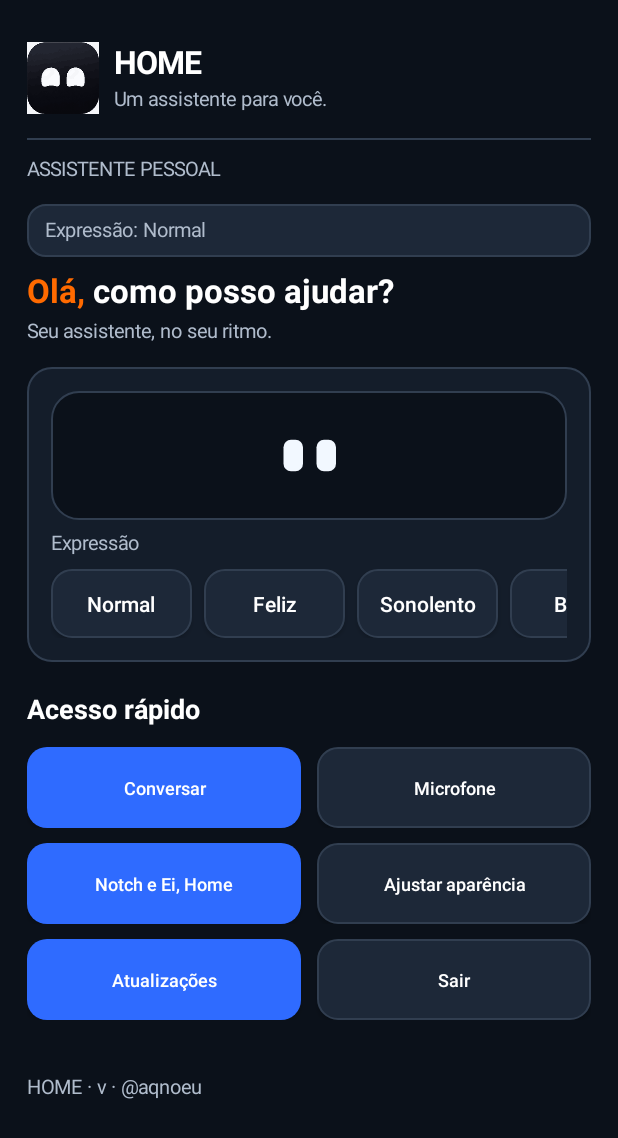
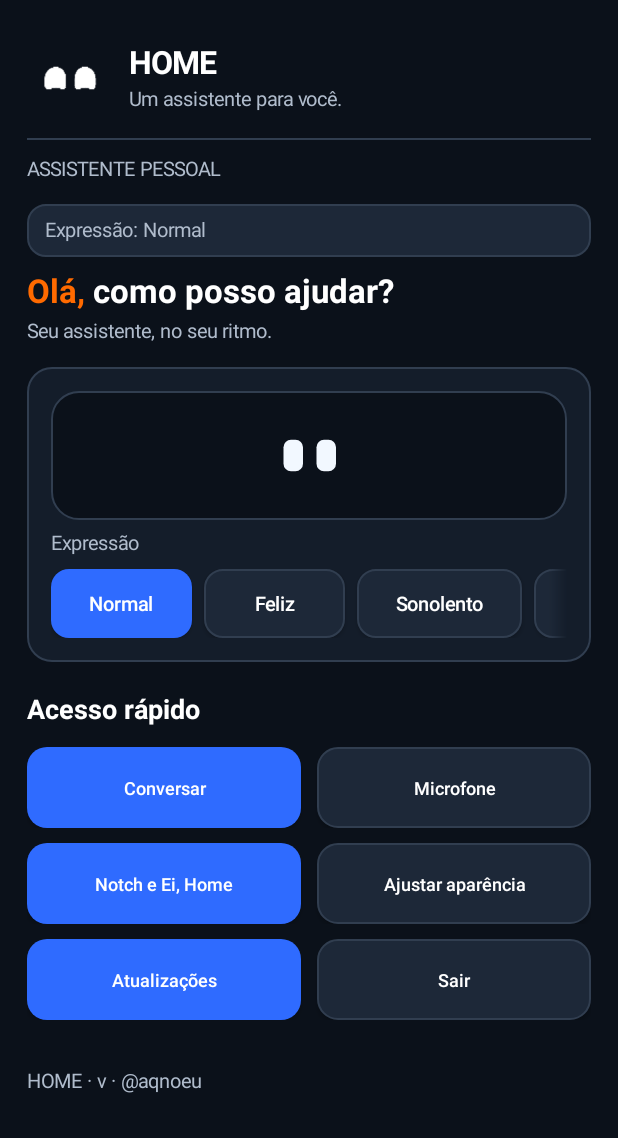
Before and after one commit to aqnoeu/home, an Android app: the screen it shows after launch (MainActivity), after a tap on "Normal", on a phone screen of 412 x 824 dp. Shown: the top 1138 px of the screen. Run offline under Robolectric (Android 15) with nearby library versions, the phone set to English and light mode, and no system bars.

Commit message:
fix(android): transparent official HOME eyes and polished responsive hub design

```diff
--- a/android/app/src/main/java/com/aqnoeu/home/MainActivity.java
+++ b/android/app/src/main/java/com/aqnoeu/home/MainActivity.java
@@ -242,10 +242,12 @@ public final class MainActivity extends Activity {
         brand.setGravity(Gravity.CENTER_VERTICAL);
         // Static official app icon; animated eyes belong only to the notch and expression card.
         ImageView brandIcon=new ImageView(this);
-        brandIcon.setImageResource(R.drawable.home_icon_approved);
+        brandIcon.setImageResource(R.drawable.home_header_eyes);
         brandIcon.setScaleType(ImageView.ScaleType.FIT_CENTER);
+        brandIcon.setBackground(null);
+        brandIcon.setAdjustViewBounds(true);
         brandIcon.setContentDescription("Logomarca oficial HOME");
-        LinearLayout.LayoutParams iconSize=new LinearLayout.LayoutParams(dp(48),dp(48));
+        LinearLayout.LayoutParams iconSize=new LinearLayout.LayoutParams(dp(58),dp(48));
         iconSize.rightMargin=dp(10);
         brand.addView(brandIcon,iconSize);
         LinearLayout brandCopy=column();
@@ -306,6 +308,8 @@ public final class MainActivity extends Activity {
         add(face,note("Expressão"),0,9);
         HorizontalScrollView hscroll=new HorizontalScrollView(this);
         hscroll.setHorizontalScrollBarEnabled(false);
+        hscroll.setHorizontalFadingEdgeEnabled(true);
+        hscroll.setFadingEdgeLength(dp(12));
         LinearLayout moods=new LinearLayout(this);moods.setOrientation(LinearLayout.HORIZONTAL);
         String[] labels={"Normal","Feliz","Sonolento","Bravo"};
         for(int i=0;i<labels.length;i++){
@@ -313,11 +317,17 @@ public final class MainActivity extends Activity {
             Button mood=button(labels[i],false,()->{
                 prefs.edit().putInt("mood",index).apply();
                 eyes.setMood(index);
+                for(int j=0;j<moods.getChildCount();j++)
+                    moods.getChildAt(j).setBackground(bg(j==index?BLUE:RAISED,12));
                 if(Settings.canDrawOverlays(this))refreshNotch();
                 showStatus("Expressão: "+labels[index]);
                 status.setVisibility(View.VISIBLE);
             });
-            LinearLayout.LayoutParams p=new LinearLayout.LayoutParams(dp(94),dp(46));
+            mood.setSingleLine(true);
+            mood.setTextSize(13);
+            mood.setPadding(dp(12),0,dp(12),0);
+            mood.setBackground(bg(index==prefs.getInt("mood",0)?BLUE:RAISED,12));
+            LinearLayout.LayoutParams p=new LinearLayout.LayoutParams(dp(labels[i].equals("Sonolento")?110:94),dp(46));
             p.rightMargin=dp(8);moods.addView(mood,p);
         }
         hscroll.addView(moods);
@@ -329,7 +339,7 @@ public final class MainActivity extends Activity {
             "Microfone",()->showPage("voice"));
         actions(quick,"Notch e Ei, Home",()->showPage("interactions"),"Ajustar aparência",this::showEditor);
         actions(quick,"Atualizações",()->showPage("updates"),"Sair",()->showPage("exit"));
-        add(root,quick,0,12);
+        add(root,quick,0,8);
 
         add(root,note("HOME · v"+BuildConfig.VERSION_NAME+" · @aqnoeu"),17,0);
     }
```
Also changed, not shown: android/app/src/main/res/drawable-nodpi/home_header_eyes.png (added), 1 other file.
